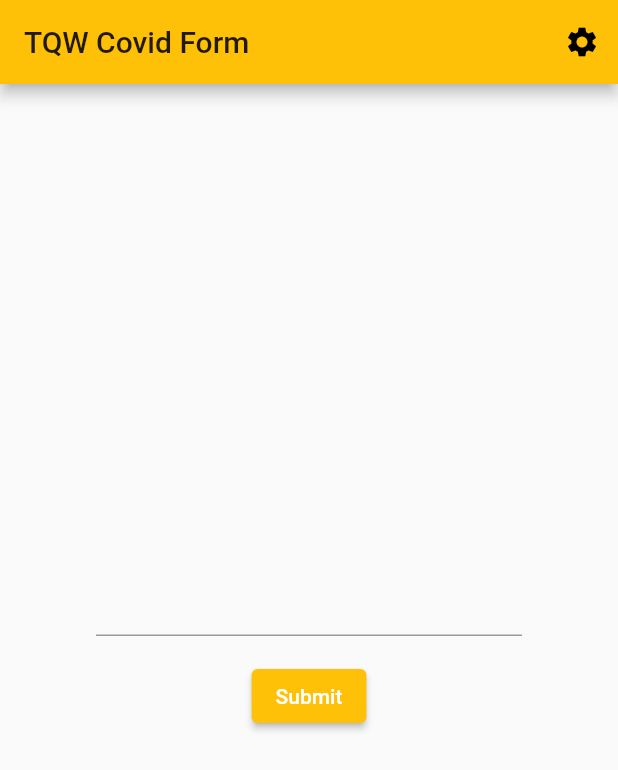
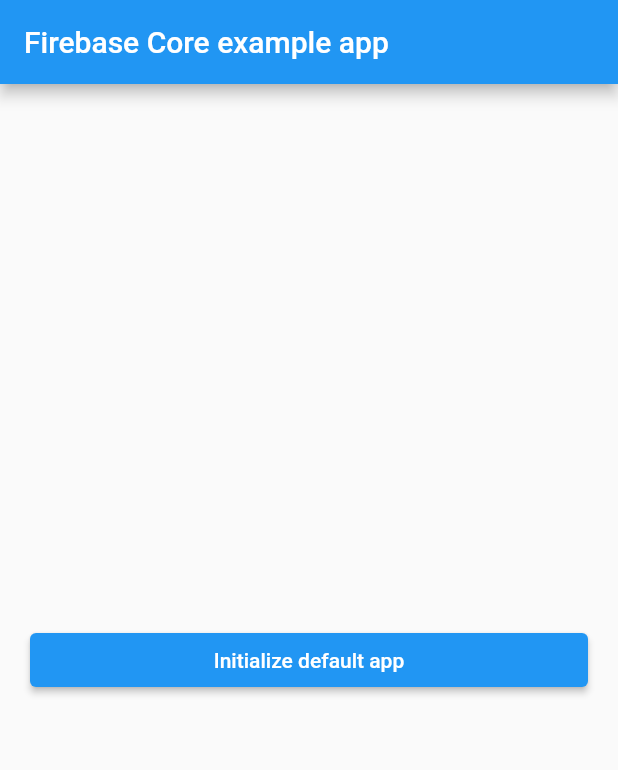
Before and after one commit to timokz/covidforms, a Flutter app: the screen it shows after launch, on a phone screen of 412 x 824 dp. Shown: the top 770 px of the screen. Run offline on Flutter 3.47's test engine with Material 2 defaults, Android fonts, the phone set to English and light mode, and no system bars; our stand-ins replace firebase_core; missing offline and left inert: firebase_app_check, firebase_app_check_web, firebase_core_web; accounts and stored records are empty.

Commit message:
FB app Reg working for now

```diff
--- a/lib/home.dart
+++ b/lib/home.dart
@@ -24,7 +24,6 @@
 
   @override
   Widget build(BuildContext context) {
-
     return Scaffold(
         appBar: AppBar(
           title: const Text("TQW Covid Form"),
--- a/lib/language.dart
+++ b/lib/language.dart
@@ -12,7 +12,6 @@
   @override
 
   State<StatefulWidget> createState() {
-    // TODO: implement createState
     throw UnimplementedError();
   }
 }
--- a/lib/main.dart
+++ b/lib/main.dart
@@ -4,33 +4,111 @@
 import 'forms.dart';
 import 'home.dart';
 import 'package:firebase_app_check/firebase_app_check.dart';
+import 'dart:async';
 
 
+ void main(){
+   WidgetsFlutterBinding.ensureInitialized();
+   runApp(App());
+ }
+
+ class App extends StatefulWidget {
+   _AppState createState() => _AppState();
+ }
+
+ class _AppState extends State<App> {
+   // Set default `_initialized` and `_error` state to false
+   bool _initialized = false;
+   bool _error = false;
+   Future<void> initializeDefault() async {
+     FirebaseApp app = await Firebase.initializeApp();
+     assert(app != null);
+     print('Initialized default app $app');
+   }
+
+   @override
+   void initState() {
+     initializeFlutterFire();
+     super.initState();
+   }
+
+   void initializeFlutterFire() async {
+     try {
+       // Wait for Firebase to initialize and set `_initialized` state to true
+       await Firebase.initializeApp();
+       setState(() {
+         _initialized = true;
+       });
+     } catch(e) {
+       // Set `_error` state to true if Firebase initialization fails
+       setState(() {
+         _error = true;
+       });
+     }
+   }
+
+   @override
+   Widget build(BuildContext context) {
+     if(_initialized) {
+       FirebaseAppCheck.instance.activate(webRecaptchaSiteKey: 'T3q2w1Wien');
+     }
+
+     return MaterialApp(
+       home: Scaffold(
+         appBar: AppBar(
+           title: const Text('Firebase Core example app'),
+         ),
+         body: Padding(
+           padding: const EdgeInsets.all(20),
+           child: Column(
+             mainAxisAlignment: MainAxisAlignment.spaceAround,
+             crossAxisAlignment: CrossAxisAlignment.stretch,
+             children: <Widget>[
+               ElevatedButton(
+                   onPressed: initializeDefault,
+                   child: const Text('Initialize default app')),
+             ],
+           ),
+         ),
+       ),
+     );
+   }
+ }
+
+
+
+
+
+/*
 Future<void> main() async {
   WidgetsFlutterBinding.ensureInitialized();
-  await Firebase.initializeApp();
-  await FirebaseAppCheck.instance.activate(webRecaptchaSiteKey: 'recaptcha-v3-site-key');
+
   runApp(TQW());
 }
 
 class TQW extends StatelessWidget{
     TQW({Key? key}) : super(key: key);
 
-   final Future<FirebaseApp> _initialization = Firebase.initializeApp();
+    final Future<FirebaseApp> _initFB =  Firebase.initializeApp();
 
-  @override
+    @override
   Widget build(BuildContext context) {
+      print("in builder");
     return FutureBuilder(
-// Initialize FlutterFire:
-      future: _initialization,
+      future: _initFB,
       builder: (context, snapshot) {
+         FirebaseAppCheck.instance.activate(webRecaptchaSiteKey: 'T3q2w1Wien');
+
         if (snapshot.hasError) {
+          print("made it to snapshot error ");
+
           return const SnackBar(content: Text("Database Connection failed to establish. Please try again."));
         }
-
 // Once complete, show your application
         if (snapshot.connectionState == ConnectionState.done) {
-          return MaterialApp(
+          print("made it to pos connection ");
+
+          return const HomeScreen();/*MaterialApp(
               localizationsDelegates:  const [
                 GlobalMaterialLocalizations.delegate,
                 GlobalWidgetsLocalizations.delegate,
@@ -44,31 +122,12 @@
                   primaryColor: Colors.amber
               ),
               home: const HomeScreen()
-          );
+          ); */
         }
-
 // Otherwise, show something whilst waiting for initialization to complete
         return const CircularProgressIndicator(backgroundColor: Color(0x0000000c), value: 12,);
       },
     );
   }
 }
-
-
-/*
-
-return  MaterialApp(
-localizationsDelegates:  const [
-GlobalMaterialLocalizations.delegate,
-GlobalWidgetsLocalizations.delegate,
-GlobalCupertinoLocalizations.delegate,
-],
-supportedLocales: const [
-Locale('en', ''), // English, no country code
-Locale('de', ''), // German, no country code
-],
-theme: ThemeData(
-primaryColor: Colors.amber
-),
-home: const HomeScreen()
-); */
+*/
--- a/pubspec.yaml
+++ b/pubspec.yaml
@@ -29,6 +29,9 @@
 dependencies:
   flutter:
     sdk: flutter
+  firebase_core: "1.6.0"
+  firebase_app_check: "^0.0.2+1"
+
   flutter_localizations:
     sdk: flutter
 
```
Also changed, not shown: lib/forms.dart (line endings or trailing spaces), pubspec.lock, 2 other files.
